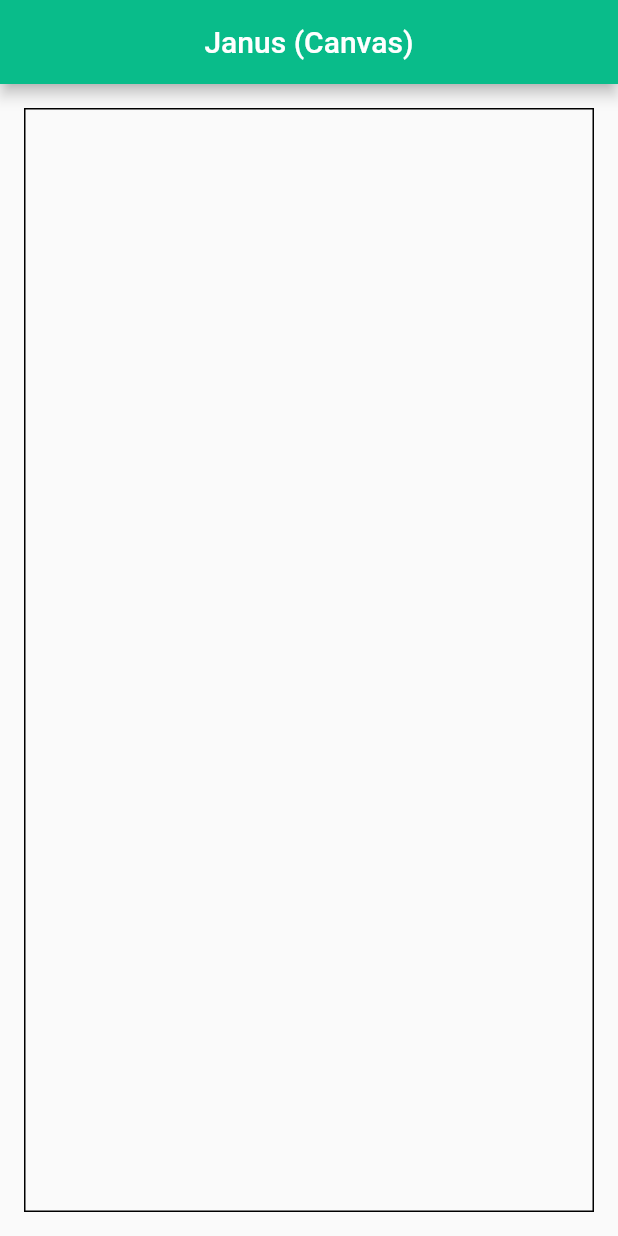
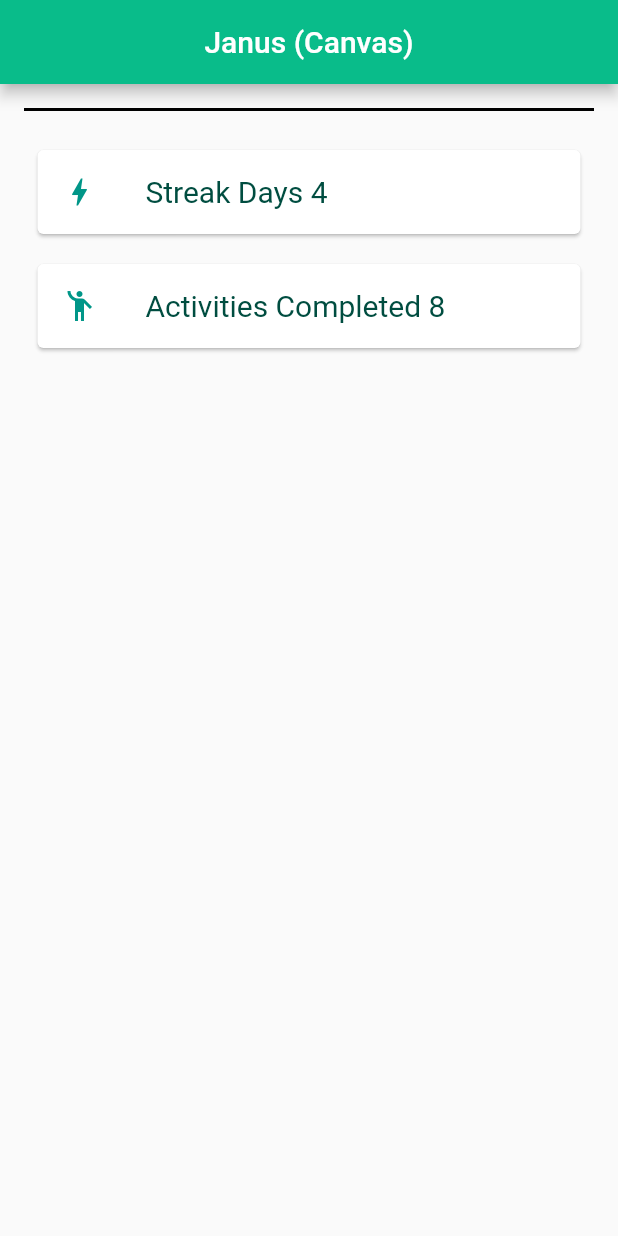
Before and after one commit to jeyeong/climate-ark-app, a Flutter app: the screen it shows after launch, on a phone screen of 412 x 824 dp. Run offline on Flutter 3.47's test engine with Material 2 defaults, Android fonts, the phone set to English and light mode, and no system bars.

Commit message:
adding homepage icons

```diff
--- a/canvas/lib/main.dart
+++ b/canvas/lib/main.dart
@@ -37,7 +37,8 @@ class _MyHomePageState extends State<MyHomePage> {
         backgroundColor: const Color(0xFF09BC8A),
       ),
       body: Center(
-        child: Container(
+        child: Column(children: [
+          Container(
             margin: const EdgeInsets.all(16.0),
             decoration: BoxDecoration(
               border: Border.all(
@@ -46,6 +47,35 @@ class _MyHomePageState extends State<MyHomePage> {
               ),
             ),
           ),
+          Card(
+            margin: EdgeInsets.symmetric(vertical: 10.0, horizontal: 25.0),
+            child: ListTile(
+              leading: Icon(
+                Icons.bolt,
+                color: Colors.teal,
+              ),
+              title: Text('Streak Days 4',
+                  style: TextStyle(
+                    color: Colors.teal.shade900,
+                    fontSize: 20.0,
+                  )),
+            ),
+          ),
+          Card(
+            margin: EdgeInsets.symmetric(vertical: 10.0, horizontal: 25.0),
+            child: ListTile(
+              leading: Icon(
+                Icons.emoji_people,
+                color: Colors.teal,
+              ),
+              title: Text('Activities Completed 8',
+                  style: TextStyle(
+                    color: Colors.teal.shade900,
+                    fontSize: 20.0,
+                  )),
+            ),
+          ),
+        ]),
       ),
     );
   }
```
Lines whose indentation alone changed are shown as unchanged.
